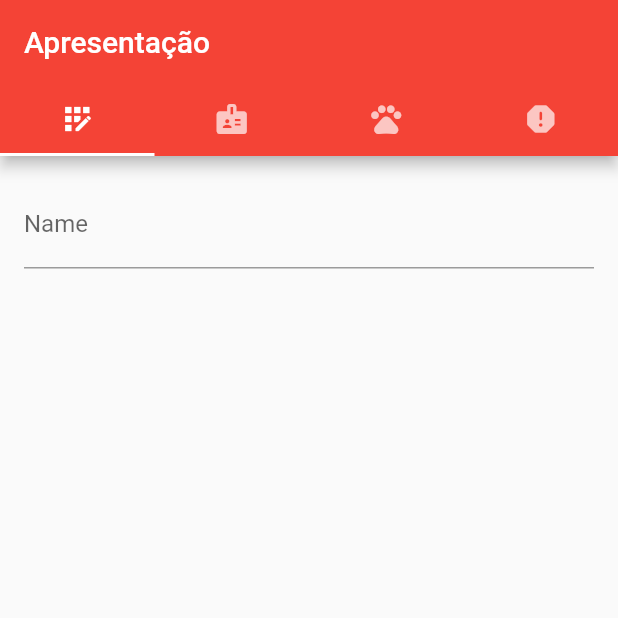
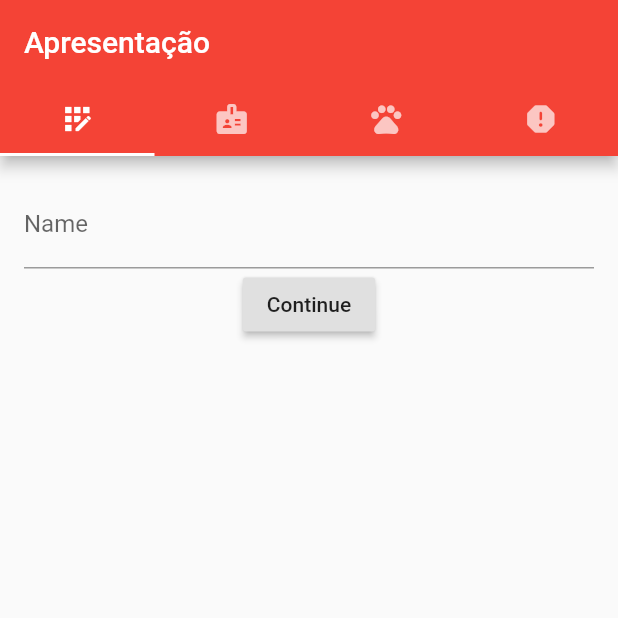
Before and after one commit to konkah/the-problem-manager, a Flutter app: the screen it shows after launch, on a phone screen of 412 x 824 dp, the top half of it. Run offline on Flutter 3.47's test engine with Material 2 defaults, Android fonts, the phone set to English and light mode, and no system bars.

Commit message:
add button to submit

```diff
--- a/the_problem_manager/lib/main.dart
+++ b/the_problem_manager/lib/main.dart
@@ -50,7 +50,8 @@ class MyApp extends StatelessWidget {
           key: formKey,
           child: Column(
             children: [
-              yourNameField()
+              yourNameField(),
+              button(),
             ],
           ),
         ),
@@ -73,6 +74,17 @@ class MyApp extends StatelessWidget {
         hintText: "add your name",
         labelText: "Name",
       ),
+    );
+  }
+
+  Widget button() {
+    return RaisedButton(
+      child: Text("Continue"),
+      onPressed: () {
+        if (formKey.currentState.validate()) {
+          formKey.currentState.save();
+        }
+      },
     );
   }
 
```
